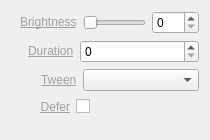
The window that trunk/Widgets/Inspector/InspectorBrightnessWidget.ui (cambell-prince/casparcg-client) describes before a commit, drawn with Qt 5.
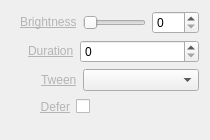
The same window after the commit.

Patch:
```diff
--- a/trunk/Widgets/Inspector/InspectorBrightnessWidget.ui
+++ b/trunk/Widgets/Inspector/InspectorBrightnessWidget.ui
@@ -38,7 +38,7 @@
      <item>
       <widget class="QLabel" name="labelBrightness">
        <property name="text">
-        <string>&lt;a href=&quot;Brightness&quot; style=&quot;color: #A0A0A0;&quot;&gt;Brightness&lt;/a&gt;</string>
+        <string>&lt;a href=&quot;Brightness&quot; style=&quot;color: #B4B4B4;&quot;&gt;Brightness&lt;/a&gt;</string>
        </property>
       </widget>
      </item>
@@ -85,7 +85,7 @@
      <item>
       <widget class="QLabel" name="labelDuration">
        <property name="text">
-        <string>&lt;a href=&quot;Duration&quot; style=&quot;color: #A0A0A0;&quot;&gt;Duration&lt;/a&gt;</string>
+        <string>&lt;a href=&quot;Duration&quot; style=&quot;color: #B4B4B4;&quot;&gt;Duration&lt;/a&gt;</string>
        </property>
       </widget>
      </item>
@@ -125,7 +125,7 @@
      <item>
       <widget class="QLabel" name="labelTween">
        <property name="text">
-        <string>&lt;a href=&quot;Tween&quot; style=&quot;color: #A0A0A0;&quot;&gt;Tween&lt;/a&gt;</string>
+        <string>&lt;a href=&quot;Tween&quot; style=&quot;color: #B4B4B4;&quot;&gt;Tween&lt;/a&gt;</string>
        </property>
       </widget>
      </item>
@@ -162,7 +162,7 @@
      <item>
       <widget class="QLabel" name="labelDefer">
        <property name="text">
-        <string>&lt;a href=&quot;Defer&quot; style=&quot;color: #A0A0A0;&quot;&gt;Defer&lt;/a&gt;</string>
+        <string>&lt;a href=&quot;Defer&quot; style=&quot;color: #B4B4B4;&quot;&gt;Defer&lt;/a&gt;</string>
        </property>
        <property name="alignment">
         <set>Qt::AlignRight|Qt::AlignTrailing|Qt::AlignVCenter</set>
```
